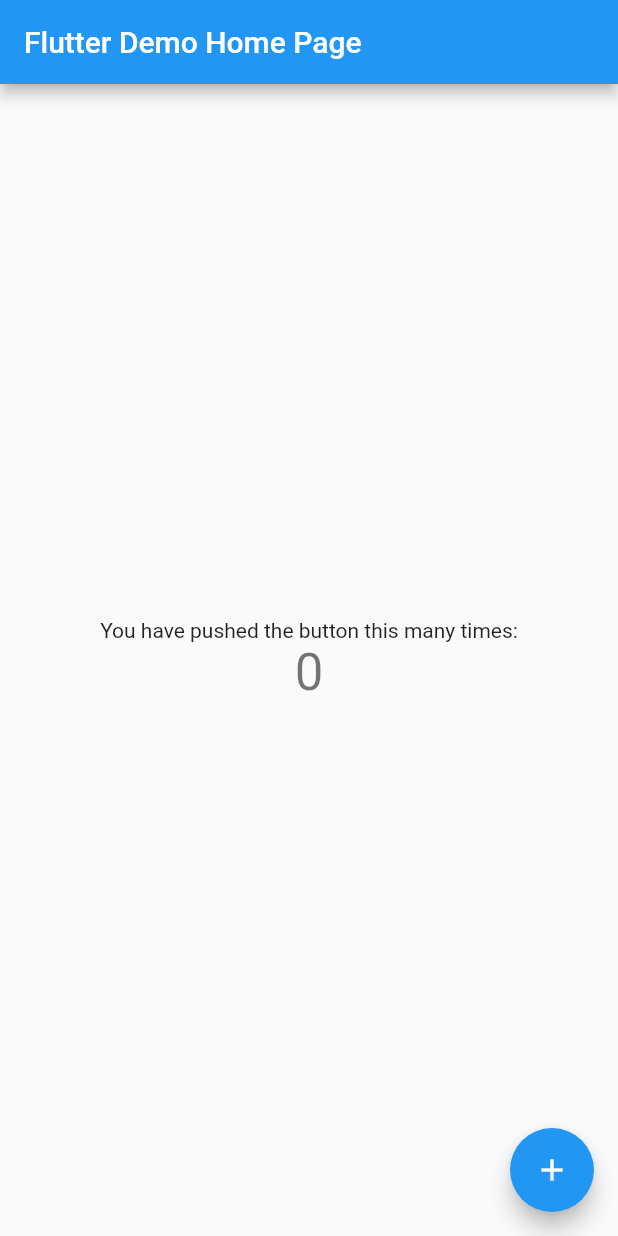
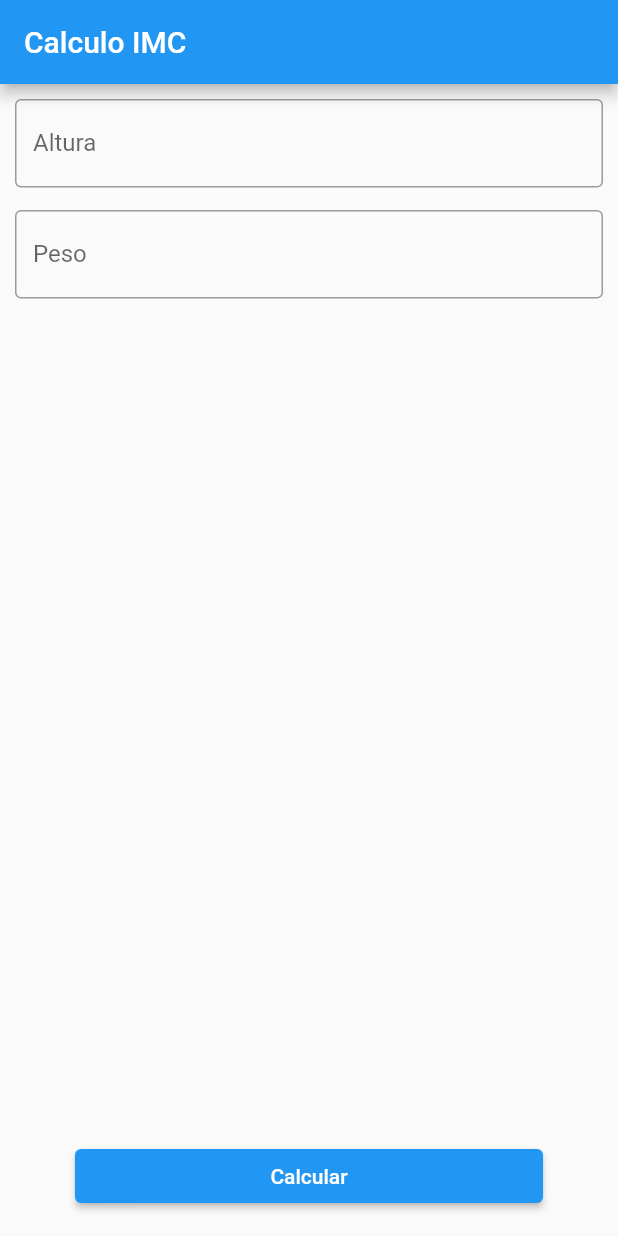
Before and after one commit to FlechaAlisson/mvvm, a Flutter app: the screen it shows after launch, on a phone screen of 412 x 824 dp. Run offline on Flutter 3.47's test engine with Material 2 defaults, Android fonts, the phone set to English and light mode, and no system bars; our stand-ins replace rx_notifier.

Commit message:
projeto finalizado

```diff
--- a/lib/main.dart
+++ b/lib/main.dart
@@ -1,115 +1,6 @@
 import 'package:flutter/material.dart';
+import 'package:mvvm_arch/src/app_widget.dart';
 
-void main() {
-  runApp(const MyApp());
+void main(List<String> args) {
+  runApp(const AppWidget());
 }
-
-class MyApp extends StatelessWidget {
-  const MyApp({Key? key}) : super(key: key);
-
-  // This widget is the root of your application.
-  @override
-  Widget build(BuildContext context) {
-    return MaterialApp(
-      title: 'Flutter Demo',
-      theme: ThemeData(
-        // This is the theme of your application.
-        //
-        // Try running your application with "flutter run". You'll see the
-        // application has a blue toolbar. Then, without quitting the app, try
-        // changing the primarySwatch below to Colors.green and then invoke
-        // "hot reload" (press "r" in the console where you ran "flutter run",
-        // or simply save your changes to "hot reload" in a Flutter IDE).
-        // Notice that the counter didn't reset back to zero; the application
-        // is not restarted.
-        primarySwatch: Colors.blue,
-      ),
-      home: const MyHomePage(title: 'Flutter Demo Home Page'),
-    );
-  }
-}
-
-class MyHomePage extends StatefulWidget {
-  const MyHomePage({Key? key, required this.title}) : super(key: key);
-
-  // This widget is the home page of your application. It is stateful, meaning
-  // that it has a State object (defined below) that contains fields that affect
-  // how it looks.
-
-  // This class is the configuration for the state. It holds the values (in this
-  // case the title) provided by the parent (in this case the App widget) and
-  // used by the build method of the State. Fields in a Widget subclass are
-  // always marked "final".
-
-  final String title;
-
-  @override
-  State<MyHomePage> createState() => _MyHomePageState();
-}
-
-class _MyHomePageState extends State<MyHomePage> {
-  int _counter = 0;
-
-  void _incrementCounter() {
-    setState(() {
-      // This call to setState tells the Flutter framework that something has
-      // changed in this State, which causes it to rerun the build method below
-      // so that the display can reflect the updated values. If we changed
-      // _counter without calling setState(), then the build method would not be
-      // called again, and so nothing would appear to happen.
-      _counter++;
-    });
-  }
-
-  @override
-  Widget build(BuildContext context) {
-    // This method is rerun every time setState is called, for instance as done
-    // by the _incrementCounter method above.
-    //
-    // The Flutter framework has been optimized to make rerunning build methods
-    // fast, so that you can just rebuild anything that needs updating rather
-    // than having to individually change instances of widgets.
-    return Scaffold(
-      appBar: AppBar(
-        // Here we take the value from the MyHomePage object that was created by
-        // the App.build method, and use it to set our appbar title.
-        title: Text(widget.title),
-      ),
-      body: Center(
-        // Center is a layout widget. It takes a single child and positions it
-        // in the middle of the parent.
-        child: Column(
-          // Column is also a layout widget. It takes a list of children and
-          // arranges them vertically. By default, it sizes itself to fit its
-          // children horizontally, and tries to be as tall as its parent.
-          //
-          // Invoke "debug painting" (press "p" in the console, choose the
-          // "Toggle Debug Paint" action from the Flutter Inspector in Android
-          // Studio, or the "Toggle Debug Paint" command in Visual Studio Code)
-          // to see the wireframe for each widget.
-          //
-          // Column has various properties to control how it sizes itself and
-          // how it positions its children. Here we use mainAxisAlignment to
-          // center the children vertically; the main axis here is the vertical
-          // axis because Columns are vertical (the cross axis would be
-          // horizontal).
-          mainAxisAlignment: MainAxisAlignment.center,
-          children: <Widget>[
-            const Text(
-              'You have pushed the button this many times:',
-            ),
-            Text(
-              '$_counter',
-              style: Theme.of(context).textTheme.headline4,
-            ),
-          ],
-        ),
-      ),
-      floatingActionButton: FloatingActionButton(
-        onPressed: _incrementCounter,
-        tooltip: 'Increment',
-        child: const Icon(Icons.add),
-      ), // This trailing comma makes auto-formatting nicer for build methods.
-    );
-  }
-}
--- /dev/null
+++ b/lib/src/app_widget.dart
@@ -0,0 +1,14 @@
+import 'package:flutter/material.dart';
+
+import 'home/home.page.dart';
+
+class AppWidget extends StatelessWidget {
+  const AppWidget({Key? key}) : super(key: key);
+
+  @override
+  Widget build(BuildContext context) {
+    return const MaterialApp(
+      home: HomePage(),
+    );
+  }
+}
--- /dev/null
+++ b/lib/src/home/home.controller.dart
@@ -0,0 +1,28 @@
+import 'package:mvvm_arch/src/home/person.model.dart';
+import 'package:rx_notifier/rx_notifier.dart';
+
+class HomeControllerViewModel {
+  double _altura = 0;
+  double _peso = 0;
+
+  final RxNotifier<String> _result = RxNotifier('');
+
+  void setPeso(String value) => _peso = double.tryParse(value) ?? 0;
+
+  void setAltura(String value) => _altura = double.tryParse(value) ?? 0;
+
+  String get result => _result.value;
+
+  void calculateImc() {
+    final value = PersonModel(altura: _altura, peso: _peso).getImc();
+    if (_altura == 0 || _peso == 0) {
+      _result.value = 'Coloque valores válidos.';
+    } else if (value < 18) {
+      _result.value = 'Abaixo do peso. IMC: ${value.toStringAsFixed(1)}';
+    } else if (value > 18 && value < 25) {
+      _result.value = 'Peso Ideal. IMC: ${value.toStringAsFixed(1)}';
+    } else {
+      _result.value = 'Acima do peso. IMC: ${value.toStringAsFixed(1)}';
+    }
+  }
+}
--- /dev/null
+++ b/lib/src/home/home.page.dart
@@ -0,0 +1,69 @@
+import 'package:flutter/material.dart';
+import 'package:mvvm_arch/src/home/home.controller.dart';
+import 'package:rx_notifier/rx_notifier.dart';
+
+class HomePage extends StatefulWidget {
+  const HomePage({Key? key}) : super(key: key);
+
+  @override
+  State<HomePage> createState() => _HomePageState();
+}
+
+class _HomePageState extends State<HomePage> {
+  final controller = HomeControllerViewModel();
+  @override
+  Widget build(BuildContext context) {
+    return Scaffold(
+      appBar: AppBar(
+        title: const Text('Calculo IMC'),
+      ),
+      body: Padding(
+        padding: const EdgeInsets.all(10),
+        child: Column(
+          children: <Widget>[
+            TextField(
+              decoration: const InputDecoration(
+                border: OutlineInputBorder(),
+                label: Text("Altura"),
+              ),
+              onChanged: controller.setAltura,
+            ),
+            const SizedBox(
+              height: 15,
+            ),
+            TextField(
+              decoration: const InputDecoration(
+                border: OutlineInputBorder(),
+                label: Text('Peso'),
+              ),
+              onChanged: controller.setPeso,
+            ),
+            const SizedBox(
+              height: 15,
+            ),
+            const SizedBox(
+              height: 15,
+            ),
+            RxBuilder(
+              builder: (_) => Text(controller.result),
+            )
+          ],
+        ),
+      ),
+      floatingActionButton: _button(),
+      floatingActionButtonLocation: FloatingActionButtonLocation.centerFloat,
+    );
+  }
+
+  Widget _button() {
+    return Container(
+      width: MediaQuery.of(context).size.width - 100,
+      child: ElevatedButton(
+        onPressed: () {
+          controller.calculateImc();
+        },
+        child: const Text('Calcular'),
+      ),
+    );
+  }
+}
--- /dev/null
+++ b/lib/src/home/person.model.dart
@@ -0,0 +1,12 @@
+import 'dart:math' as math;
+
+class PersonModel {
+  double? altura;
+  double? peso;
+
+  PersonModel({this.altura, this.peso});
+
+  double getImc() {
+    return ((peso ?? 0) / math.pow((altura ?? 0), 2));
+  }
+}
```
Also changed, not shown: pubspec.yaml (+7 -75 lines), pubspec.lock, 3 other files.
